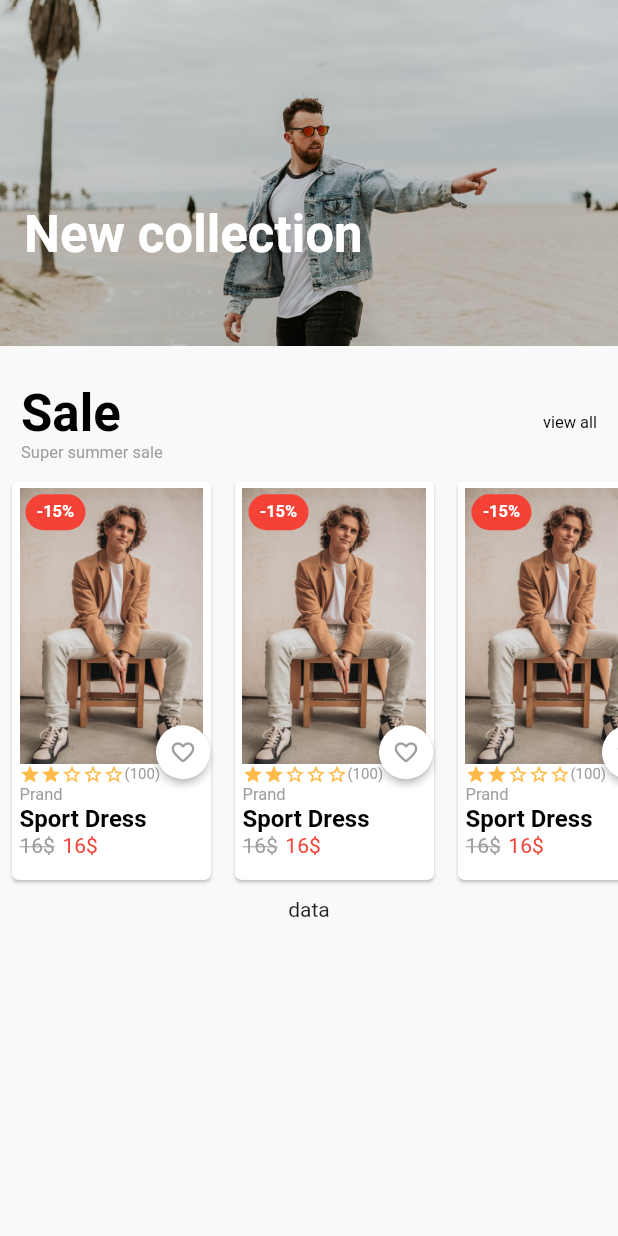
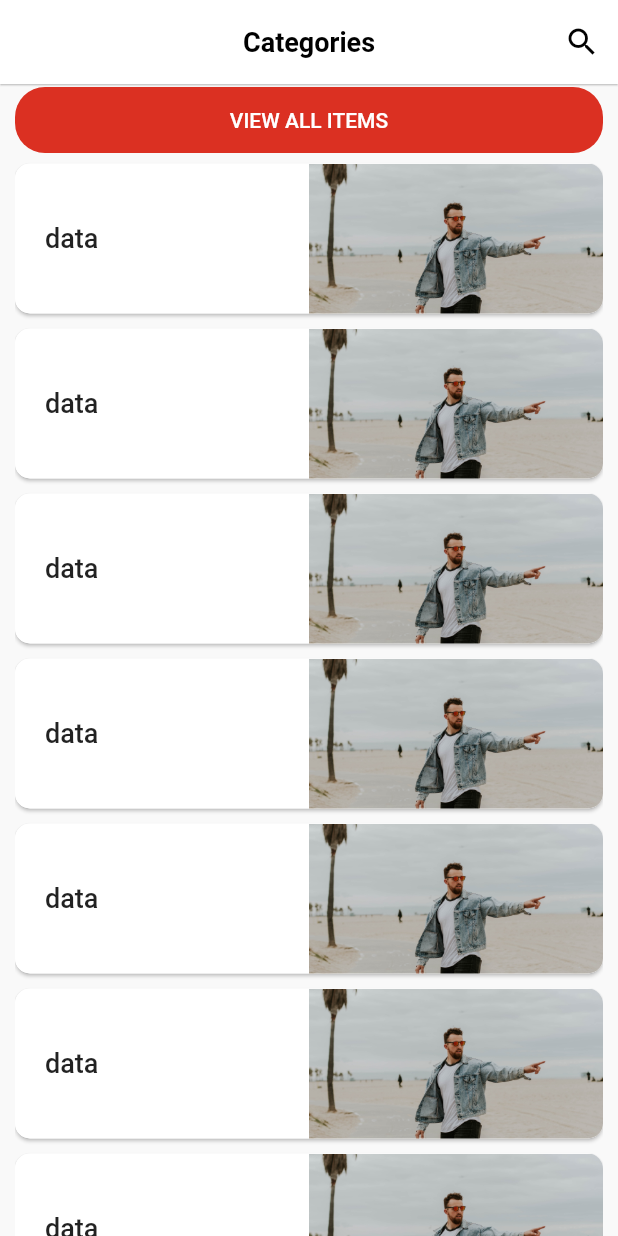
Before and after one commit to 3khaled3/foryou_ecommerceApp, a Flutter app: the screen it shows after launch, on a phone screen of 412 x 824 dp. Run offline on Flutter 3.47's test engine with Material 2 defaults, Android fonts, the phone set to English and light mode, and no system bars.

Commit message:
createCategoresView

```diff
--- /dev/null
+++ b/lib/features/Categories/presentation/categories_view.dart
@@ -0,0 +1,35 @@
+import 'package:flutter/material.dart';
+import '../../../constant.dart';
+import '../../../core/widget/customElevationButtom.dart';
+import 'widget/CategoriesListView.dart';
+import 'widget/appbar.dart';
+
+class CategoriesView extends StatelessWidget {
+  const CategoriesView({Key? key}) : super(key: key);
+
+  @override
+  Widget build(BuildContext context) {
+    return Scaffold(
+      backgroundColor: kPrimaryColor,
+      appBar: Categoriesappbar(onPressed: () {}),
+      body: Padding(
+        padding: const EdgeInsets.symmetric(horizontal: 10.0),
+        child: SingleChildScrollView(
+          physics: const BouncingScrollPhysics(),
+          child: Column(
+            children: [
+              SizedBox(
+                width: double.infinity,
+                child: customElevationButtom(
+                  text: "VIEW ALL ITEMS",
+                  onPressed: () {},
+                ),
+              ),
+              const CategoriesListView(),
+            ],
+          ),
+        ),
+      ),
+    );
+  }
+}
--- /dev/null
+++ b/lib/features/Categories/presentation/widget/CategorieItem.dart
@@ -0,0 +1,65 @@
+// ignore_for_file: file_names
+
+import 'package:flutter/material.dart';
+
+class CategorieItem extends StatelessWidget {
+  const CategorieItem({
+    super.key,
+  });
+
+  @override
+  Widget build(BuildContext context) {
+    return GestureDetector(
+      onTap: () {},
+      child: Material(
+        elevation: 1,
+        borderRadius: BorderRadius.circular(10),
+        child: Row(
+          children: [
+            Expanded(
+              child: Container(
+                decoration: const BoxDecoration(
+                  color: Colors.white,
+                  borderRadius: BorderRadius.only(
+                    topLeft: Radius.circular(10),
+                    bottomLeft: Radius.circular(10),
+                  ),
+                ),
+                height: 100,
+                child: const Align(
+                  alignment: Alignment.centerLeft,
+                  child: Padding(
+                    padding: EdgeInsets.all(20.0),
+                    child: Text(
+                      "data",
+                      style: TextStyle(
+                        fontSize: 18,
+                        fontWeight: FontWeight.w500,
+                      ),
+                    ),
+                  ),
+                ),
+              ),
+            ),
+            Expanded(
+              child: Container(
+                decoration: const BoxDecoration(
+                  image: DecorationImage(
+                    image: AssetImage("assets/styles/1.jpg"),
+                    fit: BoxFit.cover,
+                  ),
+                  color: Colors.white,
+                  borderRadius: BorderRadius.only(
+                    topRight: Radius.circular(10),
+                    bottomRight: Radius.circular(10),
+                  ),
+                ),
+                height: 100,
+              ),
+            ),
+          ],
+        ),
+      ),
+    );
+  }
+}
--- /dev/null
+++ b/lib/features/Categories/presentation/widget/CategoriesListView.dart
@@ -0,0 +1,25 @@
+
+import 'package:flutter/material.dart';
+
+import 'CategorieItem.dart';
+
+class CategoriesListView extends StatelessWidget {
+  const CategoriesListView({
+    super.key,
+  });
+
+  @override
+  Widget build(BuildContext context) {
+    return ListView.builder(
+      shrinkWrap: true,
+      physics: const NeverScrollableScrollPhysics(),
+      itemCount: 10,
+      itemBuilder: (context, index) {
+        return const Padding(
+          padding: EdgeInsets.symmetric(vertical: 5.0),
+          child: CategorieItem(),
+        );
+      },
+    );
+  }
+}
--- /dev/null
+++ b/lib/features/Categories/presentation/widget/appbar.dart
@@ -0,0 +1,23 @@
+import 'package:flutter/material.dart';
+
+// ignore: non_constant_identifier_names
+AppBar Categoriesappbar({required onPressed}) {
+  return AppBar(
+    actions: [
+      IconButton(
+          onPressed: onPressed,
+          icon: const Icon(
+            Icons.search,
+            color: Colors.black,
+          ))
+    ],
+    elevation: .5,
+    backgroundColor: Colors.white,
+    centerTitle: true,
+    title: const Text(
+      "Categories",
+      style: TextStyle(
+          fontSize: 18, fontWeight: FontWeight.w600, color: Colors.black),
+    ),
+  );
+}
--- a/lib/features/home/presentation/home_view.dart
+++ b/lib/features/home/presentation/home_view.dart
@@ -26,7 +26,6 @@ class homeView extends StatelessWidget {
               onPressed: () {},
             ),
             saleListView(),
-            Text("data"),
           ],
         ),
       ),
--- a/lib/features/home/presentation/widget/saleItem.dart
+++ b/lib/features/home/presentation/widget/saleItem.dart
@@ -1,6 +1,6 @@
 
 import 'package:flutter/material.dart';
-import '../../../../core/widget/rattingRow.dart';
+ import '../../../../core/widget/rattingRow.dart';
 
 class saleItem extends StatelessWidget {
   const saleItem({
--- a/lib/main.dart
+++ b/lib/main.dart
@@ -2,6 +2,7 @@ import 'package:flutter/material.dart';
 import 'package:foryou/features/login/presentation/login_view.dart';
 import 'package:foryou/features/register/presentation/register_view.dart';
 
+import 'features/Categories/presentation/categories_view.dart';
 import 'features/forgetpssword/presentation/forgetpass_view.dart';
 import 'features/home/presentation/home_view.dart';
 
@@ -9,6 +10,6 @@ void main()
 {
   runApp(MaterialApp(debugShowCheckedModeBanner: false,
     // home: loginView(),
-    home: homeView(),
+    home: CategoriesView(),
   ));
 }
```
